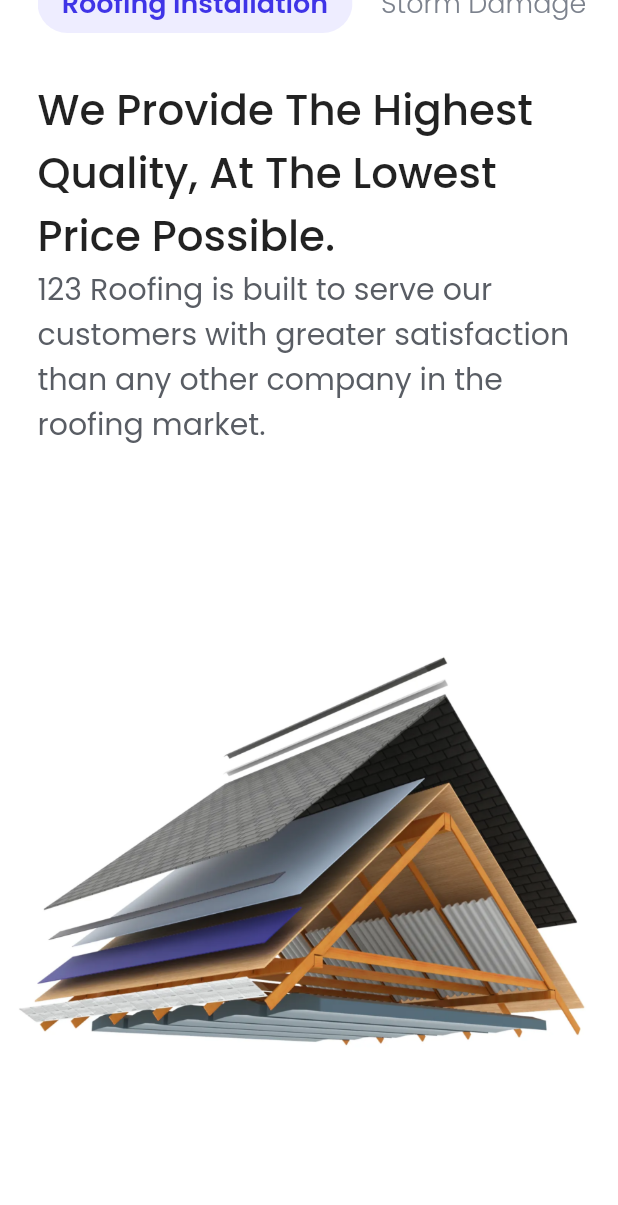
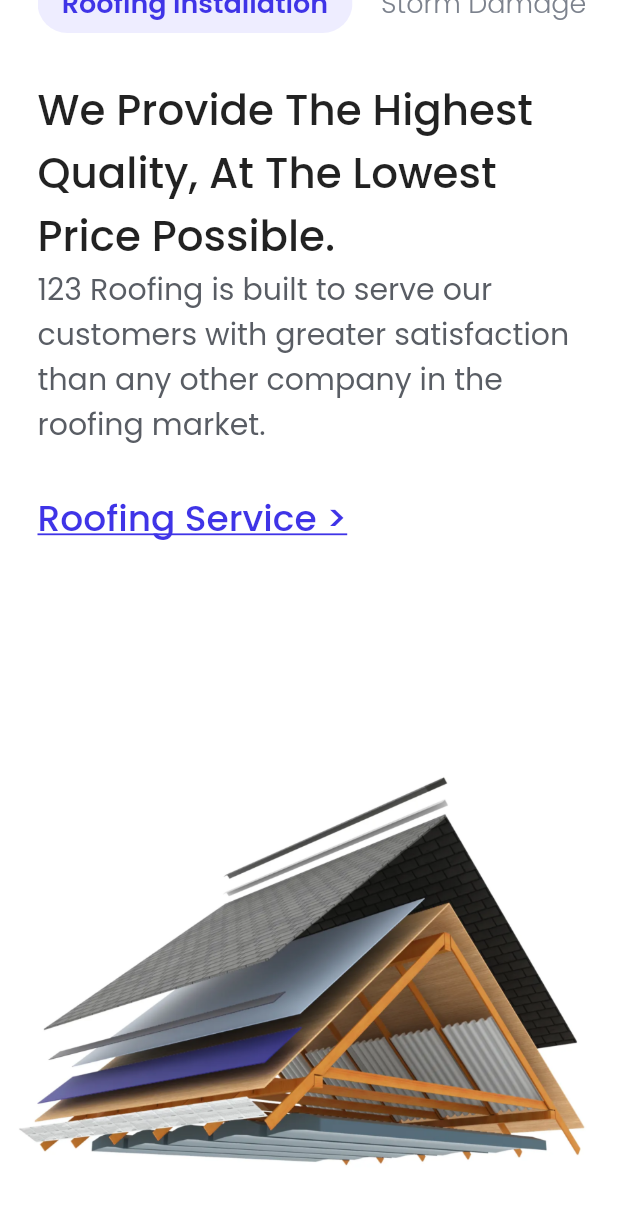
Before and after one commit to JorgeZapata27/Roofing123, a Flutter app: the screen it shows after launch, scrolled down 1152 dp, on a phone screen of 412 x 824 dp. Shown: the top 1205 px of the screen. Run offline on Flutter 3.47's test engine with Material 2 defaults, Android fonts, the phone set to English and light mode, and no system bars; our stand-ins replace google_fonts.

Commit message:
last update yet??

```diff
--- a/lib/model/slide.dart
+++ b/lib/model/slide.dart
@@ -5,12 +5,14 @@ class Slide {
   final String title;
   final String desc;
   final String imageName;
+  final String linkName;
 
   Slide({
     required this.iconName,
     required this.title,
     required this.desc,
     required this.imageName,
+    required this.linkName,
   });
 }
 
@@ -21,6 +23,7 @@ final slideList = [
     desc:
         "We have highly qualified professionals with all the licenses to ensure a great result.",
     imageName: "assets/images/roofer_reasons.png",
+    linkName: "Roofing Service >",
   ),
   Slide(
     iconName: "assets/images/secure_icon.png",
@@ -28,6 +31,7 @@ final slideList = [
     desc:
         "From professional advice before starting the project to offering friendly financing options!",
     imageName: "assets/images/family_reasons.png",
+    linkName: "See More >",
   ),
   Slide(
     iconName: "assets/images/roof_icon.png",
@@ -35,5 +39,6 @@ final slideList = [
     desc:
         " Asphalt shingles are cost-effective and easy to install, maintain, and repair.",
     imageName: "assets/images/roof_reasons.png",
+    linkName: "Shingle Service >",
   ),
 ];
--- a/lib/pages/home_small.dart
+++ b/lib/pages/home_small.dart
@@ -1,7 +1,5 @@
 import 'dart:async';
 import 'dart:math';
-
-import 'package:flutter/foundation.dart';
 import 'package:flutter/material.dart';
 import 'package:roofing/constants/colors.dart';
 import 'package:roofing/model/slide.dart';
@@ -41,14 +39,17 @@ class _HomePageSmallState extends State<HomePageSmall> {
     [
       "We Provide The Highest\nQuality, At The Lowest\nPrice Possible.",
       "123 Roofing is built to serve our customers with greater satisfaction than any other company in the roofing market.",
+      "Roofing Service >"
     ],
     [
       "We offer free inspections\nto homeowners who\nbelieve their homes may\nhave been damaged",
       "Whether your home has been battling\nwind, hail, or anything in between, we've\ngot you covered.",
+      "See More",
     ],
     [
       "Asphalt shingles have\ndurability and easy\nmaintenance.",
       "Compared with other types of roofing,\narchitectural asphalt shingles often perform\nbetter during severe weather events.",
+      "Shingle Service >",
     ],
   ];
 
@@ -321,13 +322,13 @@ class _HomePageSmallState extends State<HomePageSmall> {
     );
 
     Widget styles = Container(
-      height: 820,
+      height: 913,
       width: MediaQuery.of(context).size.width,
       child: Column(
         children: [
           categories,
           Container(
-            height: 775,
+            height: 860,
             width: MediaQuery.of(context).size.width,
             child: Padding(
               padding: EdgeInsets.only(),
@@ -342,7 +343,7 @@ class _HomePageSmallState extends State<HomePageSmall> {
                       padding: const EdgeInsets.only(left: 25, right: 25),
                       child: Container(
                         width: 500,
-                        height: 300,
+                        height: 380,
                         child: Column(
                           crossAxisAlignment: CrossAxisAlignment.start,
                           children: [
@@ -358,6 +359,20 @@ class _HomePageSmallState extends State<HomePageSmall> {
                               color: Color(0xFF595D64),
                               fontSize: 20,
                               weight: FontWeight.w400,
+                            ),
+                            SizedBox(
+                              height: 30,
+                            ),
+                            MouseRegion(
+                              cursor: SystemMouseCursors.click,
+                              child: GestureDetector(
+                                child: Styles.underlineed(
+                                  features[indexSelected][2],
+                                  weight: FontWeight.w500,
+                                  color: mainColor,
+                                  fontSize: 24,
+                                ),
+                              ),
                             ),
                           ],
                         ),
@@ -550,7 +565,7 @@ class _HomePageSmallState extends State<HomePageSmall> {
     );
 
     Widget rating = Container(
-      height: 765,
+      height: 820,
       width: MediaQuery.of(context).size.width,
       child: Column(
         mainAxisAlignment: MainAxisAlignment.start,
@@ -566,7 +581,7 @@ class _HomePageSmallState extends State<HomePageSmall> {
             height: 46,
           ),
           Container(
-            height: 600,
+            height: 650,
             child: Padding(
               padding: const EdgeInsets.only(
                 left: 25,
@@ -613,6 +628,16 @@ class _HomePageSmallState extends State<HomePageSmall> {
                     color: Color(0xFF545454),
                     align: TextAlign.center,
                   ),
+                  SizedBox(
+                    height: 30,
+                  ),
+                  Center(
+                    child: Container(
+                      height: 76,
+                      width: 76,
+                      child: Image.asset("assets/images/jeremy.png"),
+                    ),
+                  )
                 ],
               ),
             ),
@@ -646,6 +671,7 @@ class _HomePageSmallState extends State<HomePageSmall> {
               "How can we help you?",
               fontSize: 45,
               align: TextAlign.left,
+              weight: FontWeight.w500,
             ),
             SizedBox(
               height: 46,
@@ -654,7 +680,15 @@ class _HomePageSmallState extends State<HomePageSmall> {
               width: 1100,
               child: Column(
                 children: [
-                  ExpansionTile(
+                  ClipRRect(
+                    borderRadius: BorderRadius.circular(10),
+                    child: ExpansionTile(
+                      tilePadding: EdgeInsets.only(
+                        left: 15,
+                        right: 10,
+                        top: 10,
+                        bottom: 10,
+                      ),
                       title: Styles.regular(
                         "What Signs Indicate That I Need To Repair My Roof?",
                         fontSize: 24,
@@ -693,10 +727,19 @@ class _HomePageSmallState extends State<HomePageSmall> {
                         ),
                       ],
                     ),
+                  ),
                   SizedBox(
                     height: 46,
                   ),
-                  ExpansionTile(
+                  ClipRRect(
+                    borderRadius: BorderRadius.circular(10),
+                    child: ExpansionTile(
+                      tilePadding: EdgeInsets.only(
+                        left: 15,
+                        right: 10,
+                        top: 10,
+                        bottom: 10,
+                      ),
                       title: Styles.regular(
                         "How Often Should I Replace My Roof?",
                         fontSize: 24,
@@ -735,10 +778,19 @@ class _HomePageSmallState extends State<HomePageSmall> {
                         ),
                       ],
                     ),
+                  ),
                   SizedBox(
                     height: 46,
                   ),
-                  ExpansionTile(
+                  ClipRRect(
+                    borderRadius: BorderRadius.circular(10),
+                    child: ExpansionTile(
+                      tilePadding: EdgeInsets.only(
+                        left: 15,
+                        right: 10,
+                        top: 10,
+                        bottom: 10,
+                      ),
                       title: Styles.regular(
                         "How Long Does It Take To Strip And Install A New Roof?",
                         fontSize: 24,
@@ -776,6 +828,7 @@ class _HomePageSmallState extends State<HomePageSmall> {
                           ),
                         ),
                       ],
+                    ),
                   ),
                 ],
               ),
--- a/lib/widgets/slider/slide_item.dart
+++ b/lib/widgets/slider/slide_item.dart
@@ -1,4 +1,5 @@
 import 'package:flutter/material.dart';
+import 'package:roofing/constants/colors.dart';
 import 'package:roofing/model/slide.dart';
 import 'package:roofing/widgets/text.dart';
 
@@ -19,7 +20,7 @@ class SlideItem extends StatelessWidget {
           mainAxisAlignment: MainAxisAlignment.center,
           children: [
             Container(
-              width: 641,
+              width: 700,
               height: 497,
               child: Column(
                 crossAxisAlignment: CrossAxisAlignment.start,
--- a/lib/widgets/text.dart
+++ b/lib/widgets/text.dart
@@ -19,4 +19,23 @@ class Styles {
       ),
     );
   }
+
+  static Text underlineed(
+    String text, {
+    double? fontSize,
+    Color? color,
+    TextAlign? align,
+    FontWeight? weight,
+  }) {
+    return Text(
+      text,
+      textAlign: align,
+      style: GoogleFonts.poppins(
+        fontSize: fontSize,
+        fontWeight: weight,
+        color: color,
+        decoration: TextDecoration.underline,
+      ),
+    );
+  }
 }
```
Also changed, not shown: lib/pages/home_large.dart (+60 -5 lines), assets/images/jeremy.png (added), 5 other files. Lines whose indentation alone changed are shown as unchanged.
